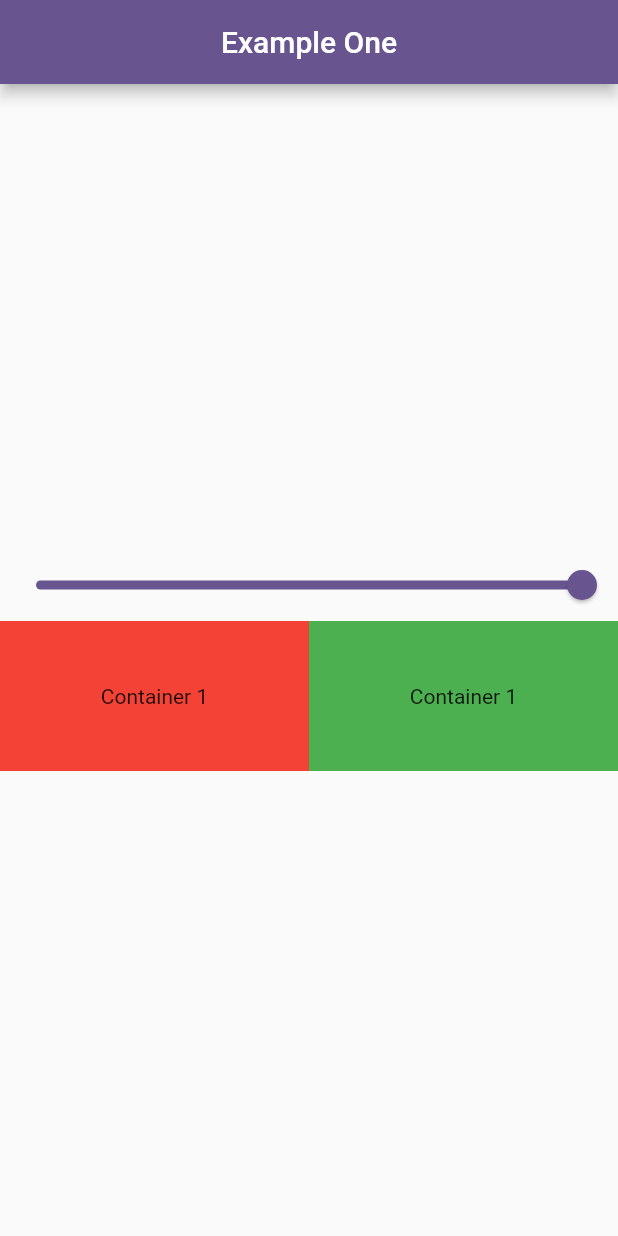
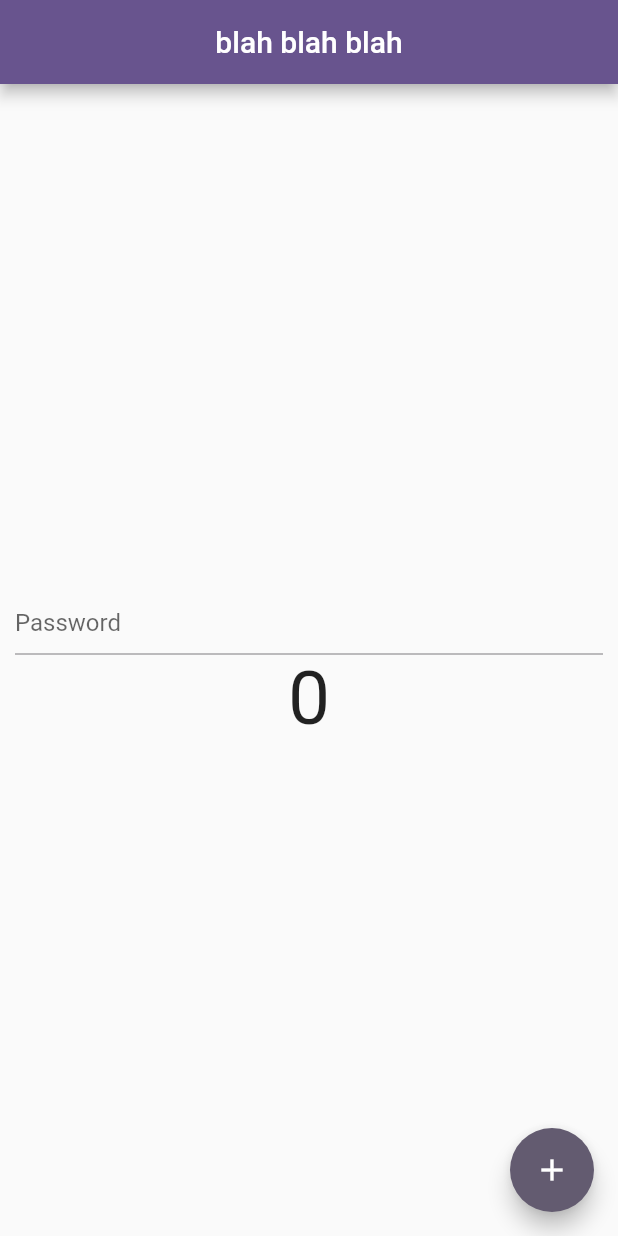
Before and after one commit to arslanbalochashu/state_management, a Flutter app: the screen it shows after launch, on a phone screen of 412 x 824 dp. Run offline on Flutter 3.47's test engine with Material 2 defaults, Android fonts, the phone set to English and light mode, and no system bars.

```diff
--- a/lib/main.dart
+++ b/lib/main.dart
@@ -1,7 +1,12 @@
 import 'package:flutter/material.dart';
 import 'package:state_management/provider/count_provider.dart';
 import 'package:state_management/provider/example_one_provider.dart';
+import 'package:state_management/provider/favourite_provider.dart';
+import 'package:state_management/provider/theme_changer_provider.dart';
+import 'package:state_management/screens/dark_theme.dart';
 import 'package:state_management/screens/example_one.dart';
+import 'package:state_management/screens/favourit/favourite_screen.dart';
+import 'package:state_management/screens/notifyListnerScreen.dart';
 import 'screens/count_example.dart';
 import 'package:provider/provider.dart';
 
@@ -19,14 +24,29 @@ class MyApp extends StatelessWidget {
       providers: [
         ChangeNotifierProvider(create:  (_) => CountProvider(),),
         ChangeNotifierProvider(create:  (_) => ExampleOneProvider(),),
+        ChangeNotifierProvider(create:  (_) => FavouriteItemProvider(),),
+        ChangeNotifierProvider(create:  (_) => ThemeChangerProvider(),),
       ],
-      child :MaterialApp(
-        debugShowCheckedModeBanner: false,
-        title: 'Flutter Demo',
-        theme: ThemeData(
-          colorScheme: ColorScheme.fromSeed(seedColor: Colors.deepPurple),
-        ),
-        home: const ExampleOneScreen(),
+      child :Builder(
+        builder: (BuildContext context) {
+          final themeChanger = Provider.of<ThemeChangerProvider>(context);
+          return MaterialApp(
+            debugShowCheckedModeBanner: false,
+            title: 'Flutter Demo',
+            themeMode: Provider.of<ThemeChangerProvider>(context).themeMode,
+            theme: ThemeData(
+              colorScheme: ColorScheme.fromSeed(seedColor: Colors.deepPurple),
+            ),
+            darkTheme: ThemeData(
+              brightness: Brightness.dark,
+              appBarTheme: AppBarTheme(
+                backgroundColor: Colors.teal,
+              )
+            ),
+            home:  NotifyListnerScreen(),
+          );
+        },
+
       ),
     );
   }
--- /dev/null
+++ b/lib/provider/favourite_provider.dart
@@ -0,0 +1,18 @@
+import 'package:flutter/foundation.dart';
+
+
+class FavouriteItemProvider with ChangeNotifier {
+  List <int>  _selectedItem  = [];
+
+  List<int> get selectedItem => _selectedItem;
+
+  void addItem(int value){
+    _selectedItem.add(value);
+    notifyListeners();
+  }
+
+  void removeItem(int value){
+    _selectedItem.remove(value);
+    notifyListeners();
+  }
+}
--- /dev/null
+++ b/lib/provider/theme_changer_provider.dart
@@ -0,0 +1,13 @@
+import 'package:flutter/foundation.dart';
+import 'package:flutter/material.dart';
+
+class ThemeChangerProvider with ChangeNotifier {
+
+  var _themeMode  = ThemeMode.light;
+  ThemeMode get themeMode => _themeMode;
+
+  void setTheme(themeMode){
+    _themeMode = themeMode;
+    notifyListeners();
+  }
+}
--- /dev/null
+++ b/lib/screens/notifyListnerScreen.dart
@@ -0,0 +1,59 @@
+import 'package:flutter/material.dart';
+import 'package:provider/provider.dart';
+
+
+class NotifyListnerScreen extends StatelessWidget {
+   NotifyListnerScreen({Key? key}) : super(key: key);
+   ValueNotifier<int> _counter = ValueNotifier<int>(0);
+   ValueNotifier<bool> toggle = ValueNotifier<bool>(false);
+  @override
+  Widget build(BuildContext context) {
+    print('build');
+    return Scaffold(
+      appBar: AppBar(
+        title: Text('blah blah blah'),
+        centerTitle: true,
+      ),
+      body: Padding(
+        padding: const EdgeInsets.all(10.0),
+        child: Column(
+          mainAxisAlignment: MainAxisAlignment.center,
+          children: [
+            ValueListenableBuilder(
+              valueListenable: toggle,
+              builder: ( context, value,  child) {
+                return TextFormField(
+                  obscureText: toggle.value,
+                  decoration: InputDecoration(
+                    hintText: 'Password',
+                    suffix: InkWell(
+                        onTap: (){
+                          toggle.value = !toggle.value;
+                        },
+                        child: Icon(toggle.value? Icons.visibility_off : Icons.visibility)),
+                  ),
+                );
+              },
+
+            ),
+
+            Center(child: ValueListenableBuilder(
+              valueListenable: _counter,
+              builder: ( context, value,  child) {
+                return Text(_counter.value.toString(),style: TextStyle(fontSize: 50),);
+              },
+
+            ),),
+          ],
+        ),
+      ),
+      floatingActionButton: FloatingActionButton(
+        onPressed: (){
+          _counter.value++;
+          print(_counter.value.toString());
+        },
+        child: Icon(Icons.add),
+      ),
+    );
+  }
+}
```
Also changed, not shown: lib/screens/dark_theme.dart (added, +46 -0 lines), lib/screens/favourit/favourite_screen.dart (added, +60 -0 lines), lib/screens/favourit/my_favourite_screen.dart (added, +52 -0 lines).
